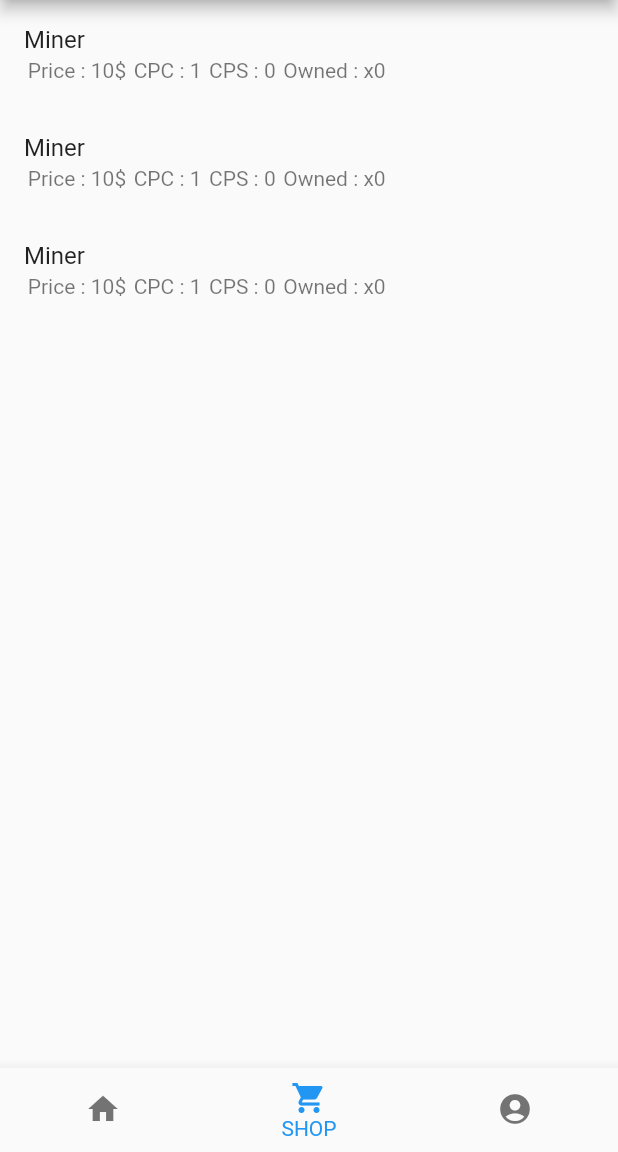
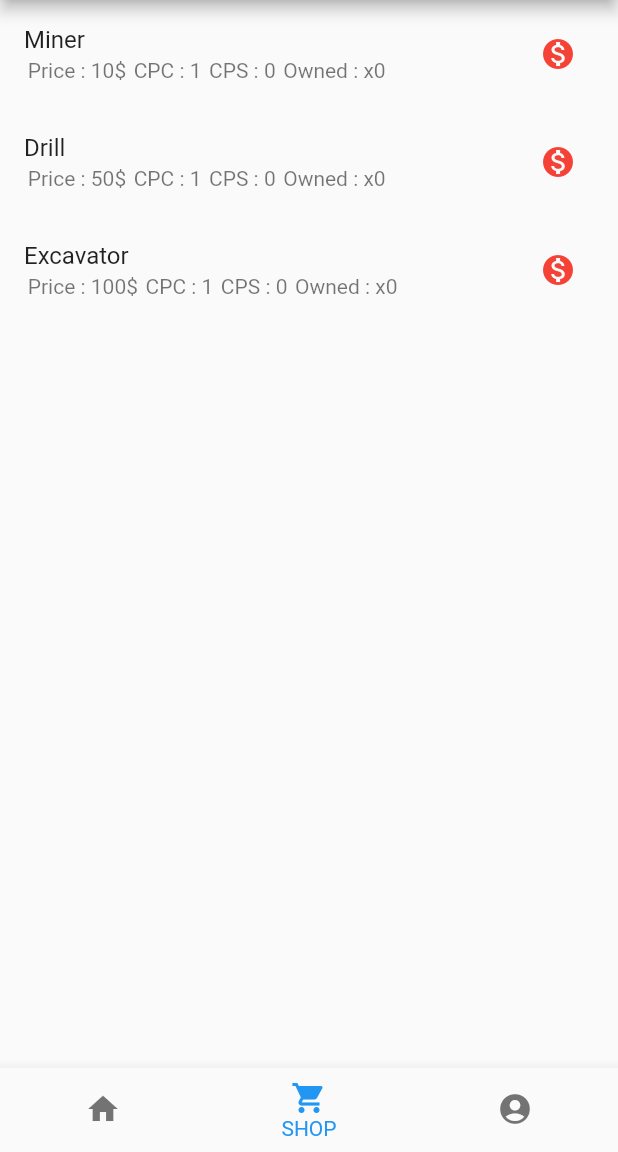
Before and after one commit to Zweird-958/flutter_clicker, a Flutter app: the screen it shows after launch, item 2 of the bottom bar chosen, on a phone screen of 412 x 824 dp, the part 84-1236 px from its top. Run offline on Flutter 3.47's test engine with Material 2 defaults, Android fonts, the phone set to English and light mode, and no system bars.

Commit message:
State and Icon Color Price

```diff
--- a/lib/pages/Shop.dart
+++ b/lib/pages/Shop.dart
@@ -1,48 +1,58 @@
 import 'package:flutter/cupertino.dart';
 import 'package:flutter/material.dart';
-import 'package:flutter/src/widgets/container.dart';
 import 'package:flutter/src/widgets/framework.dart';
 
 class Shop extends StatefulWidget {
-  const Shop({super.key});
+  List<Map<String, dynamic>> items;
+  Function buyItem;
+  int money;
+  Shop({
+    super.key,
+    required this.items,
+    required this.buyItem,
+    required this.money,
+  });
 
   @override
   State<Shop> createState() => _ShopState();
 }
 
 class _ShopState extends State<Shop> {
-  final items = [
-    {'title': 'Miner', 'price': 10, 'cpc': 1, 'cps': 0, 'owned': 0},
-    {'title': 'Miner', 'price': 10, 'cpc': 1, 'cps': 0, 'owned': 0},
-    {'title': 'Miner', 'price': 10, 'cpc': 1, 'cps': 0, 'owned': 0},
-  ];
-
-  // RECUPERER LITEM CORRESPOND GRACE A LINDEX
-
+  // ignore: non_constant_identifier_names
   Widget TextWithPadding(label) => Padding(
-        padding: EdgeInsets.only(left: 2.5, right: 2.5),
+        padding: const EdgeInsets.only(left: 2.5, right: 2.5),
         child: Text(label),
       );
 
   @override
   Widget build(BuildContext context) {
+    List<Map<String, dynamic>> items = widget.items;
+
     return Center(
       child: ListView.builder(
         itemCount: items.length,
         itemBuilder: (context, index) {
           final item = items[index];
           final title = item["title"];
+          int price = item["price"];
 
           return ListTile(
             title: Text("$title"),
             subtitle: Row(
               crossAxisAlignment: CrossAxisAlignment.start,
               children: [
-                TextWithPadding("Price : ${item["price"]}\$"),
+                TextWithPadding("Price : $price\$"),
                 TextWithPadding("CPC : ${item["cpc"]}"),
                 TextWithPadding("CPS : ${item["cps"]}"),
                 TextWithPadding("Owned : x${item["owned"]}"),
               ],
+            ),
+            trailing: IconButton(
+              onPressed: widget.buyItem(index),
+              icon: Icon(
+                Icons.monetization_on,
+                color: widget.money < price ? Colors.red : Colors.green,
+              ),
             ),
           );
         },
```
